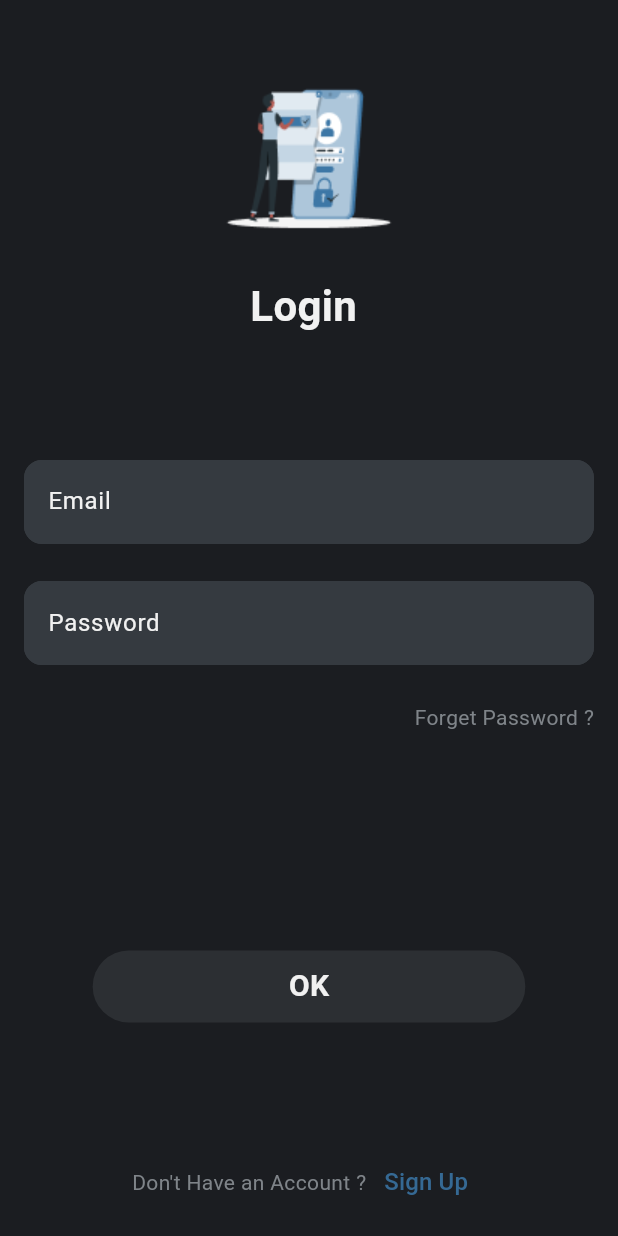
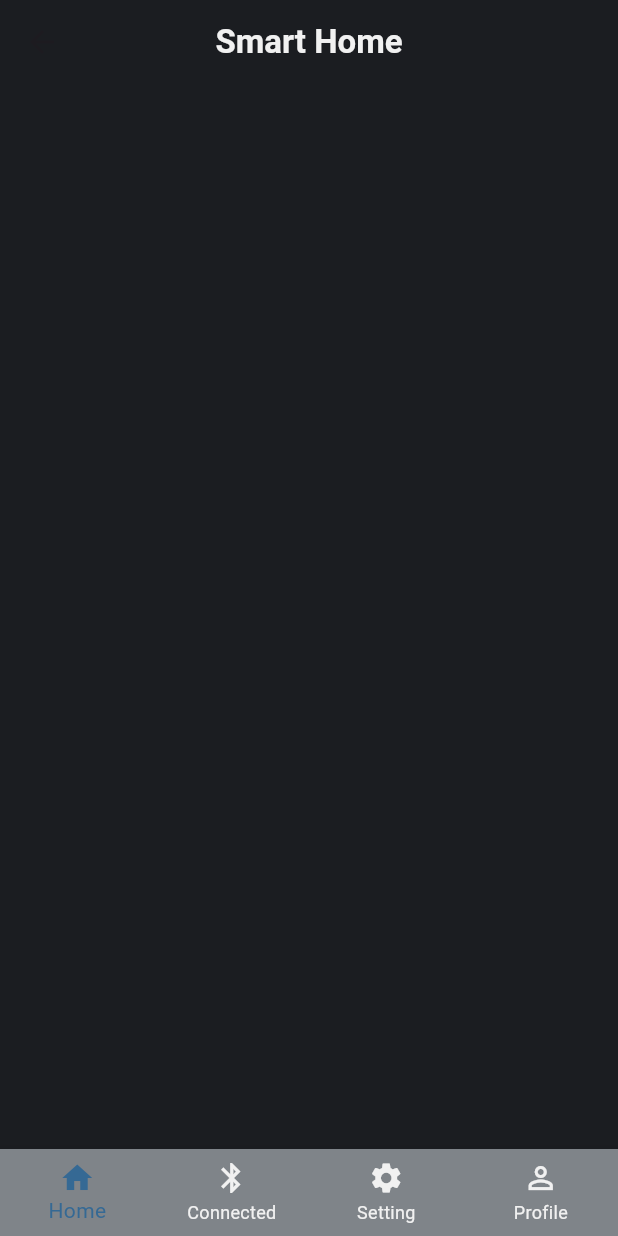
Before and after one commit to Kareemm0/SmartHomeApp, a Flutter app: the LoginScreen screen opened by its route, after a tap on "OK", on a phone screen of 412 x 824 dp. Run offline on Flutter 3.47's test engine with Material 3 defaults, Android fonts, the phone set to English and light mode, and no system bars; our stand-ins replace animated_text_kit, bloc, flutter_bloc, flutter_svg, go_router, pin_code_fields.

Commit message:
finish_main_screen

```diff
--- /dev/null
+++ b/lib/Feature/home/presenation/views/home_screen.dart
@@ -0,0 +1,22 @@
+import 'package:flutter/material.dart';
+import 'package:smart_home/core/utils/app_colors.dart';
+
+class HomeScreen extends StatelessWidget {
+  const HomeScreen({super.key});
+
+  @override
+  Widget build(BuildContext context) {
+    return Scaffold(
+      appBar: AppBar(
+        title: const Text(
+          "Smart Home",
+          style: TextStyle(
+            color: AppColors.wihte,
+            fontWeight: FontWeight.bold,
+          ),
+        ),
+        centerTitle: true,
+      ),
+    );
+  }
+}
--- a/lib/Feature/login/presentaion/views/login_screen.dart
+++ b/lib/Feature/login/presentaion/views/login_screen.dart
@@ -70,7 +70,9 @@ class LoginScreen extends StatelessWidget {
                       textColor: AppColors.wihte,
                       fontWeight: FontWeight.bold,
                       containerColor: AppColors.loginButton,
-                      onPressed: () {},
+                      onPressed: () {
+                        context.push(AppRouter.main);
+                      },
                     ),
                     SizedBox(
                       height: MediaQuery.sizeOf(context).height * 0.1,
--- /dev/null
+++ b/lib/Feature/main/presenation/cubit/cubit/main_cubit.dart
@@ -0,0 +1,26 @@
+import 'package:bloc/bloc.dart';
+import 'package:flutter/material.dart';
+import 'package:smart_home/Feature/connected/connected_screen.dart';
+import 'package:smart_home/Feature/home/presenation/views/home_screen.dart';
+import 'package:smart_home/Feature/profile/profile_screen.dart';
+import 'package:smart_home/Feature/setting/setting_screen.dart';
+
+part 'main_state.dart';
+
+class MainCubit extends Cubit<MainState> {
+  MainCubit() : super(MainInitial());
+
+  int currentIndex = 0;
+
+  List<Widget> screens = [
+    const HomeScreen(),
+    const ConnectedScreen(),
+    const SettingScreen(),
+    const ProfileScreen(),
+  ];
+
+  void changeIndex({required int index}) {
+    currentIndex = index;
+    emit(ChangeIndexState());
+  }
+}
--- /dev/null
+++ b/lib/Feature/main/presenation/cubit/cubit/main_state.dart
@@ -0,0 +1,8 @@
+part of 'main_cubit.dart';
+
+@immutable
+sealed class MainState {}
+
+final class MainInitial extends MainState {}
+
+final class ChangeIndexState extends MainState {}
--- /dev/null
+++ b/lib/Feature/main/presenation/views/main_screen.dart
@@ -0,0 +1,58 @@
+import 'package:flutter/material.dart';
+import 'package:flutter_bloc/flutter_bloc.dart';
+import 'package:smart_home/Feature/main/presenation/cubit/cubit/main_cubit.dart';
+import 'package:smart_home/core/utils/app_colors.dart';
+
+class MainScreen extends StatelessWidget {
+  const MainScreen({super.key});
+
+  @override
+  Widget build(BuildContext context) {
+    return BlocProvider(
+      create: (context) => MainCubit(),
+      child: BlocBuilder<MainCubit, MainState>(
+        builder: (context, state) {
+          final cubit = context.read<MainCubit>();
+          return Scaffold(
+            bottomNavigationBar: BottomNavigationBar(
+                onTap: (index) {
+                  cubit.changeIndex(index: index);
+                },
+                type: BottomNavigationBarType.fixed,
+                backgroundColor: AppColors.authText,
+                currentIndex: cubit.currentIndex,
+                selectedItemColor: AppColors.auth,
+                unselectedItemColor: AppColors.wihte,
+                items: const [
+                  BottomNavigationBarItem(
+                    icon: Icon(
+                      Icons.home,
+                    ),
+                    label: "Home",
+                  ),
+                  BottomNavigationBarItem(
+                    icon: Icon(
+                      Icons.bluetooth,
+                    ),
+                    label: "Connected",
+                  ),
+                  BottomNavigationBarItem(
+                    icon: Icon(
+                      Icons.settings,
+                    ),
+                    label: "Setting",
+                  ),
+                  BottomNavigationBarItem(
+                    icon: Icon(
+                      Icons.person_outline,
+                    ),
+                    label: "Profile",
+                  ),
+                ]),
+            body: cubit.screens[cubit.currentIndex],
+          );
+        },
+      ),
+    );
+  }
+}
--- a/lib/core/utils/app_router.dart
+++ b/lib/core/utils/app_router.dart
@@ -1,6 +1,8 @@
 import 'package:go_router/go_router.dart';
 import 'package:smart_home/Feature/Success/success_screen.dart';
+import 'package:smart_home/Feature/home/presenation/views/home_screen.dart';
 import 'package:smart_home/Feature/login/presentaion/views/login_screen.dart';
+import 'package:smart_home/Feature/main/presenation/views/main_screen.dart';
 import 'package:smart_home/Feature/onboarding/presenation/views/on_boarding_screen.dart';
 import 'package:smart_home/Feature/register/presentaion/views/register_screen.dart';
 import 'package:smart_home/Feature/verification/verification_screen.dart';
@@ -11,6 +13,8 @@ class AppRouter {
   static const login = '/loginScreen';
   static const success = "/successScreen";
   static const verifiy = '/verificationScreen';
+  static const home = "/homeScreen";
+  static const main = "/mainScreen";
 
   static final router = GoRouter(
     routes: [
@@ -35,6 +39,14 @@ class AppRouter {
       GoRoute(
         path: verifiy,
         builder: (context, state) => const VerificationScreen(),
+      ),
+      GoRoute(
+        path: home,
+        builder: (context, state) => const HomeScreen(),
+      ),
+      GoRoute(
+        path: main,
+        builder: (context, state) => const MainScreen(),
       )
     ],
   );
```
Also changed, not shown: lib/Feature/connected/connected_screen.dart (added, +17 -0 lines), lib/Feature/profile/profile_screen.dart (added, +16 -0 lines), lib/Feature/setting/setting_screen.dart (added, +18 -0 lines).
